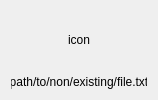
Before: the Qt Designer form gui/linkwidget.ui in schoebey/taskplanner, drawn with Qt 5.
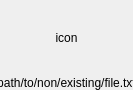
After: the same form once the commit is applied.

Commit message: positioned the tooltip widget pixel accurate on top of the underlying icon

```diff
--- a/gui/linkwidget.ui
+++ b/gui/linkwidget.ui
@@ -6,14 +6,29 @@
    <rect>
     <x>0</x>
     <y>0</y>
-    <width>158</width>
-    <height>100</height>
+    <width>133</width>
+    <height>90</height>
    </rect>
   </property>
   <property name="windowTitle">
    <string>Form</string>
   </property>
   <layout class="QVBoxLayout" name="verticalLayout">
+   <property name="spacing">
+    <number>0</number>
+   </property>
+   <property name="leftMargin">
+    <number>0</number>
+   </property>
+   <property name="topMargin">
+    <number>0</number>
+   </property>
+   <property name="rightMargin">
+    <number>0</number>
+   </property>
+   <property name="bottomMargin">
+    <number>0</number>
+   </property>
    <item>
     <widget class="QLabel" name="pIcon">
      <property name="text">
```
The commit also changes 4 other files.
